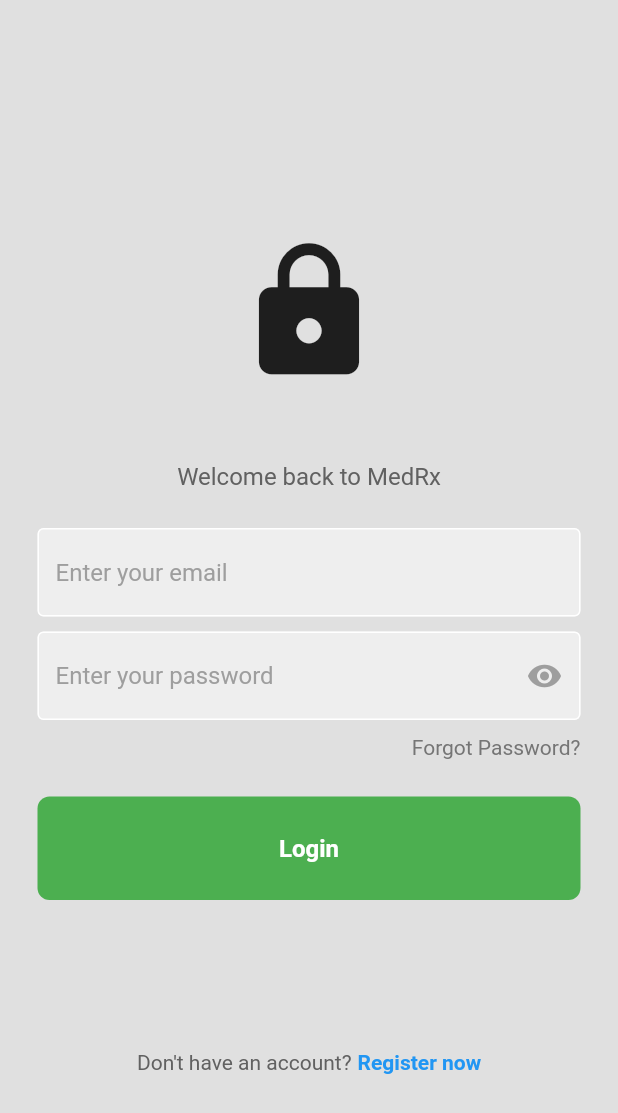
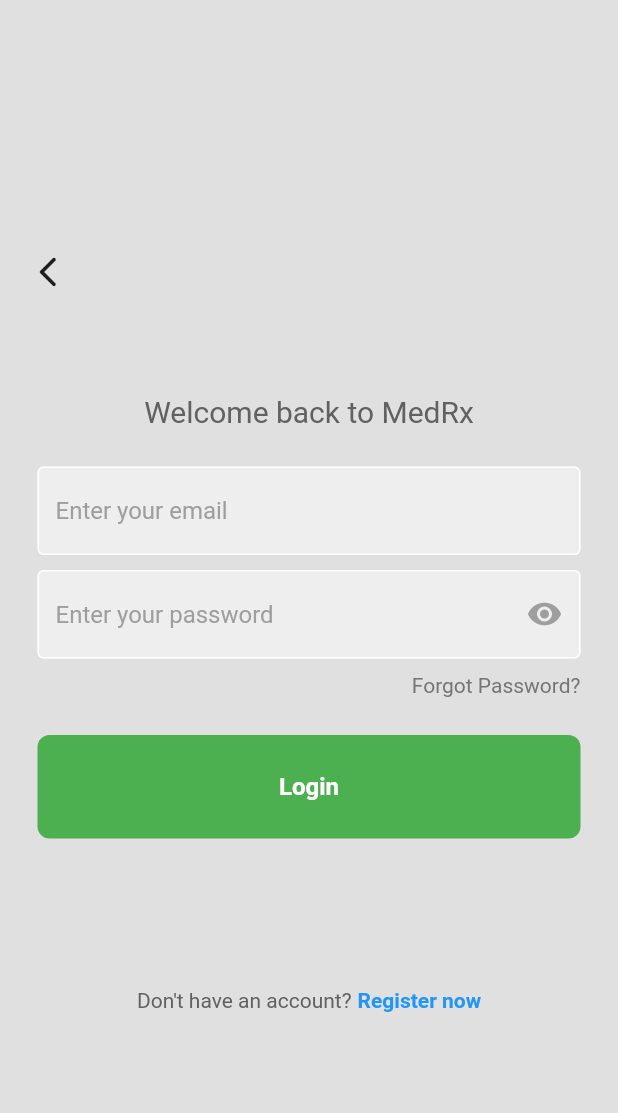
Before and after one commit to johndelphi/medfastgo, a Flutter app: the LoginPage screen opened by its route, on a phone screen of 412 x 824 dp. Shown: the top 1113 px of the screen. Run offline on Flutter 3.47's test engine with Material 2 defaults, Android fonts, the light colour scheme and no system bars; our stand-ins replace firebase_auth, firebase_core; accounts and stored records are empty.

Commit message:
back button added to  login and  registration page

```diff
--- a/lib/pages/Login_page.dart
+++ b/lib/pages/Login_page.dart
@@ -23,11 +23,19 @@
           child: SingleChildScrollView(
             child: Column(
               children: [
-                const SizedBox(height: 50),
-                //logo
-                const Icon(
-                  Icons.lock,
-                  size: 100,
+                //back button
+                Padding(
+                  padding: const EdgeInsets.all(8.0),
+                  child: Align(
+                    alignment: Alignment.topLeft,
+                    child: IconButton(
+                      icon: Icon(Icons.arrow_back_ios_new_rounded),
+                      onPressed: () {
+                        //Navigate back to the previous screen
+                        Navigator.of(context).pop();
+                      },
+                    ),
+                  ),
                 ),
 
                 const SizedBox(height: 50),
@@ -37,7 +45,7 @@
                   'Welcome back to MedRx',
                   style: TextStyle(
                     color: Colors.grey[700],
-                    fontSize: 16,
+                    fontSize: 20,
                   ),
                 ),
 
```
Also changed, not shown: lib/pages/signUp.dart (+21 -21 lines).
